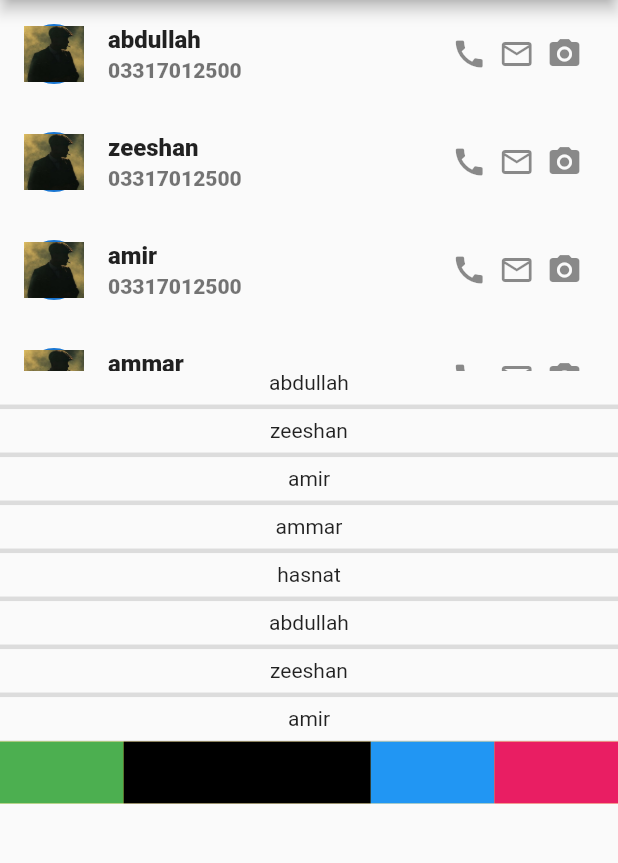
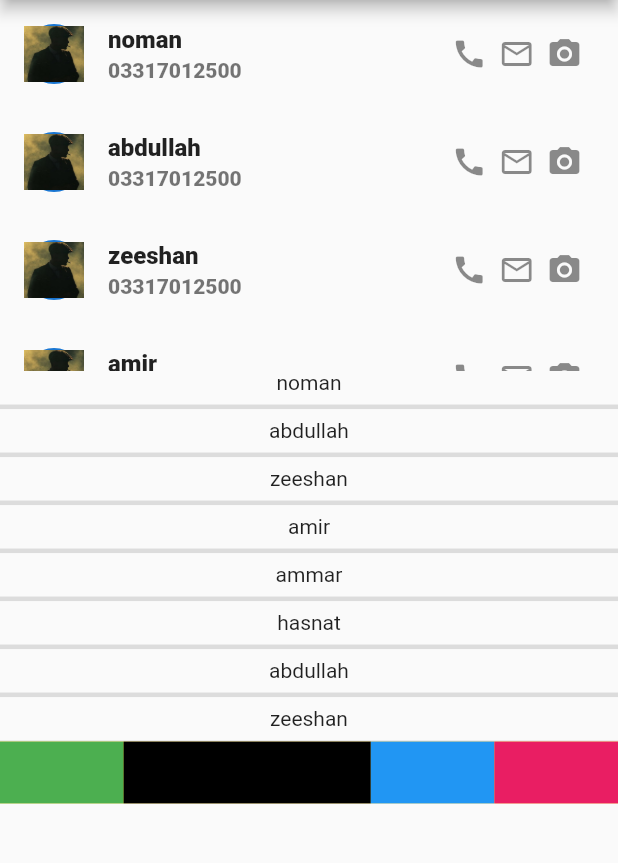
Before and after one commit to Abdullah6445/flutter_practice, a Flutter app: the screen it shows after launch, on a phone screen of 412 x 824 dp, the part 84-947 px from its top. Run offline on Flutter 3.47's test engine with Material 3 defaults, Android fonts, the phone set to English and light mode, and no system bars.

Commit message:
one more

```diff
--- a/lib/PAGES/pageTwo.dart
+++ b/lib/PAGES/pageTwo.dart
@@ -9,6 +9,7 @@ class pageTwo extends StatefulWidget {
 
 class _pageTwoState extends State<pageTwo> {
   List<String> names = [
+    "noman",
     "abdullah",
     "zeeshan",
     "amir",
--- a/lib/main.dart
+++ b/lib/main.dart
@@ -1,4 +1,5 @@
 import 'package:flutter/material.dart';
+import 'package:flutter_practice/PAGES/pageThree.dart';
 // import 'package:flutter_practice/PAGES/pageOne.dart';
 import 'package:flutter_practice/PAGES/pageTwo.dart';
 
@@ -22,6 +23,7 @@ class MyApp extends StatelessWidget {
         // useMaterial3: false,
       ),
       // primarySwatch: Colors.purple, useMaterial3: false),
-        home: const pageTwo());
+      home: const pageTwo(),
+    );
   }
 }
```
Lines whose indentation alone changed are shown as unchanged.
